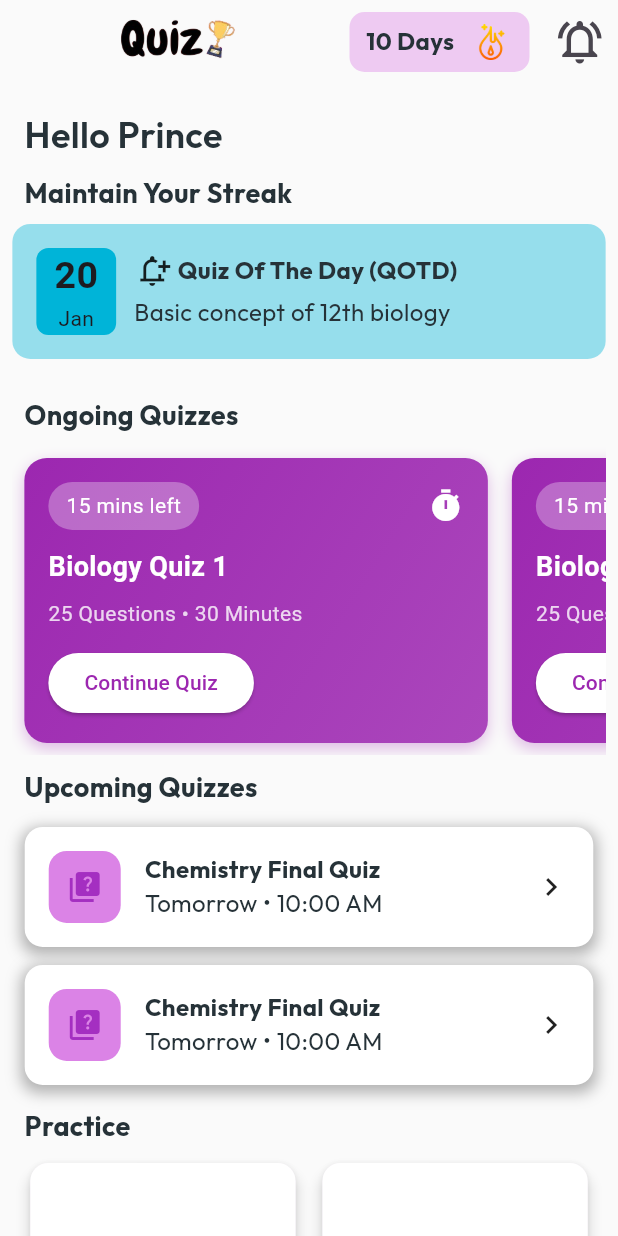
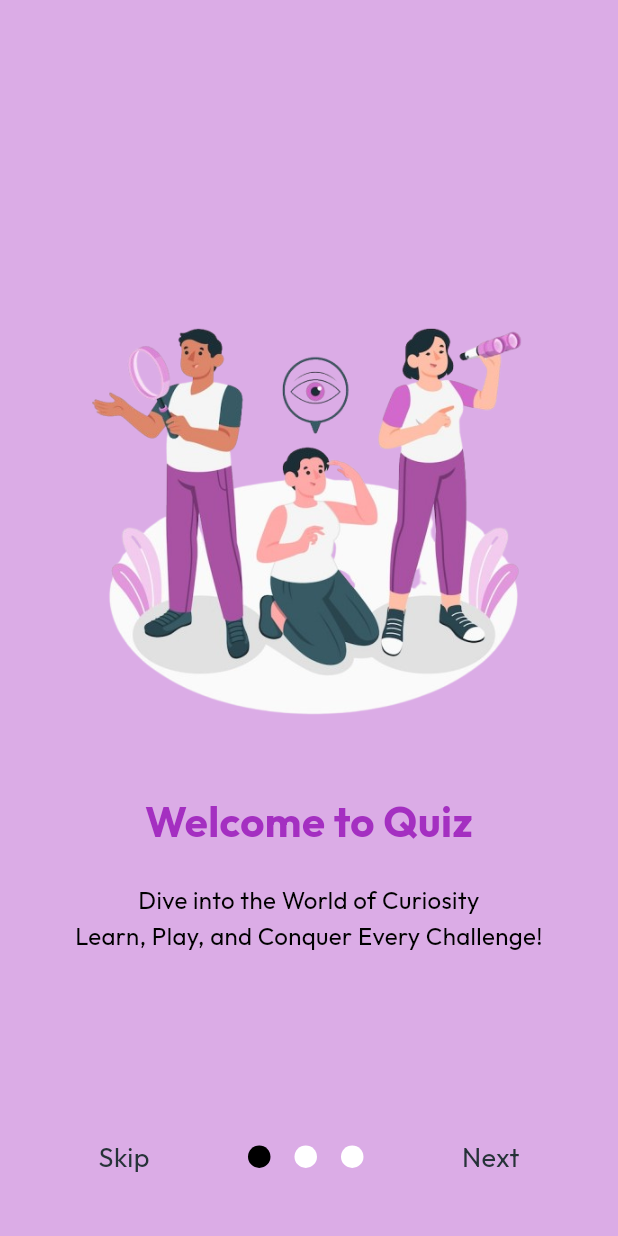
Before and after one commit to princebhagat08/Quiz-App, a Flutter app: the screen it shows after launch, on a phone screen of 412 x 824 dp. Run offline on Flutter 3.47's test engine with Material 3 defaults, Android fonts, the phone set to English and light mode, and no system bars; drawn by our look-alikes of smooth_page_indicator; our stand-ins replace flutter_html, fluttertoast, get, google_fonts, lottie, shared_preferences.

Commit message:
onboarding screen

```diff
--- a/lib/const/app_images.dart
+++ b/lib/const/app_images.dart
@@ -3,5 +3,9 @@ const badge = 'assets/badge.jpg';
 const streak = 'assets/streak.png';
 const confetti = 'assets/animation/confetti.json';
 const logo = 'assets/quizLogo.png';
+const whiteLogo = 'assets/whiteLogo.png';
+const onBoardingImg1 = 'assets/onboardingImg1.png';
+const onBoardingImg2 = 'assets/onboardingImg2.png';
+const onBoardingImg3 = 'assets/onboardingImg3.png';
 
 const demoProfileImgUrl = "https://img.freepik.com/free-vector/man-shows-gesture-great-idea_10045-637.jpg";
--- a/lib/controller/quiz_controller.dart
+++ b/lib/controller/quiz_controller.dart
@@ -57,7 +57,7 @@ class QuizController extends GetxController {
       timerController.initializeTimer(quizData.value!.duration! * 60 ?? 60);
       isLoading.value = false;
     } catch (e) {
-      showErrorDialog('$e', [
+      showCustomDialog('Error','$e', Colors.redAccent, [
         TextButton(
             onPressed: () {
               Get.off(() => HomeScreen());
--- a/lib/main.dart
+++ b/lib/main.dart
@@ -1,12 +1,21 @@
 import 'package:flutter/material.dart';
+import 'package:flutter/services.dart';
 import 'package:get/get.dart';
 import 'package:quizapp_testline/screens/home_screen.dart';
 import 'package:quizapp_testline/screens/leaderboard.dart';
+import 'package:quizapp_testline/screens/onBording_screen/onBording_screen.dart';
 import 'package:quizapp_testline/screens/quiz_screen.dart';
+import 'package:quizapp_testline/screens/splashscreen.dart';
 import 'package:quizapp_testline/screens/summary_screen.dart';
 
+import 'const/app_color.dart';
+
 void main() {
-  runApp(const MyApp());
+  WidgetsFlutterBinding.ensureInitialized();
+  SystemChrome.setPreferredOrientations([
+    DeviceOrientation.portraitUp,
+  ]).then((_)=> runApp(const MyApp()));
+
 }
 
 class MyApp extends StatelessWidget {
@@ -20,8 +29,9 @@ class MyApp extends StatelessWidget {
       theme: ThemeData(
         colorScheme: ColorScheme.fromSeed(seedColor: Colors.deepPurple),
         useMaterial3: true,
+        scaffoldBackgroundColor: AppColor.whiteColor,
       ),
-      home: HomeScreen(),
+      home: Splashscreen(),
     );
   }
 }
--- /dev/null
+++ b/lib/screens/onBording_screen/into_page1.dart
@@ -0,0 +1,57 @@
+
+import 'package:flutter/material.dart';
+import 'package:quizapp_testline/const/app_images.dart';
+
+import '../../const/app_color.dart';
+import '../../const/txt_style.dart';
+
+
+class IntoPage1 extends StatelessWidget {
+  const IntoPage1({super.key});
+
+  @override
+  Widget build(BuildContext context) {
+    return Container(
+      color: AppColor.primaryColor.withOpacity(0.4),
+      child: Column(
+        mainAxisAlignment: MainAxisAlignment.center,
+        children: [
+          Image.asset(
+            onBoardingImg1, // Add this image to your assets
+            height: 300,
+            fit: BoxFit.contain,
+          ),
+          const SizedBox(height: 40),
+
+          // Title
+           Text(
+            'Welcome to Quiz',
+            style: TextStyle(
+              fontSize: 28,
+              fontFamily: fontFamily,
+              fontWeight: FontWeight.bold,
+              color: AppColor.primaryColor,
+            ),
+            textAlign: TextAlign.center,
+          ),
+          const SizedBox(height: 20),
+
+          // Description
+          Padding(
+            padding: const EdgeInsets.symmetric(horizontal: 40),
+            child: Text(
+              'Dive into the World of Curiosity\nLearn, Play, and Conquer Every Challenge!',
+              textAlign: TextAlign.center,
+              style: TextStyle(
+                fontSize: 16,
+                fontFamily: fontFamily,
+                color: Colors.black,
+                height: 1.5,
+              ),
+            ),
+          ),
+        ],
+      ),
+    );
+  }
+}
--- /dev/null
+++ b/lib/screens/onBording_screen/onBording_screen.dart
@@ -0,0 +1,88 @@
+
+import 'package:flutter/material.dart';
+import 'package:get/get.dart';
+import 'package:get/get_core/src/get_main.dart';
+import 'package:quizapp_testline/screens/home_screen.dart';
+import 'package:shared_preferences/shared_preferences.dart';
+import 'package:smooth_page_indicator/smooth_page_indicator.dart';
+import '../../const/app_color.dart';
+import '../../const/txt_style.dart';
+import 'into_page1.dart';
+import 'intro_page2.dart';
+import 'intro_page3.dart';
+
+class OnbordingScreen extends StatefulWidget {
+  const OnbordingScreen({super.key});
+
+  @override
+  State<OnbordingScreen> createState() => _OnbordingScreenState();
+}
+
+class _OnbordingScreenState extends State<OnbordingScreen> {
+  PageController _controller = PageController();
+
+  bool lastPage = false;
+
+  @override
+  Widget build(BuildContext context) {
+    return Scaffold(
+      body: Stack(
+        children: [
+          PageView(
+            controller: _controller,
+            onPageChanged: (value){
+              setState(() {
+                lastPage = (value == 2);
+              });
+
+            },
+            children: [
+              IntoPage1(),
+              IntoPage2(),
+              IntoPage3(),
+            ],
+          ),
+          Container(
+              alignment: const Alignment(0, 0.9),
+              child: Row(
+                mainAxisAlignment: MainAxisAlignment.spaceEvenly,
+                children: [
+                  GestureDetector(
+                      onTap:(){
+                        _controller.jumpToPage(2);
+                      },
+                      child: Text("Skip", style: largeText,)),
+                  SmoothPageIndicator(
+                    controller: _controller,
+                    count: 3,
+                    effect: WormEffect(
+                      dotColor: AppColor.whiteColor,
+                      activeDotColor: Colors.black,
+                      dotHeight: 15,
+                      dotWidth: 15,
+                      spacing: 16,
+                    ),
+                  ),
+                   lastPage ?
+                   GestureDetector(
+                     onTap:() async{
+                       final prefs = await SharedPreferences.getInstance();
+                       prefs.setBool('showHome', true);
+                      Get.off(()=>HomeScreen());
+                     },
+                     child: Text("Get Started",style: largeText ,),
+                   ):
+                  GestureDetector(
+                      onTap:(){
+                        _controller.nextPage(duration: Duration(milliseconds: 500),
+                            curve: Curves.easeIn);
+                      },
+                      child: Text("Next",style: largeText ,),
+                  ),
+                ],
+              ))
+        ],
+      ),
+    );
+  }
+}
--- a/lib/screens/review_screen.dart
+++ b/lib/screens/review_screen.dart
@@ -53,7 +53,7 @@ class ReviewScreen extends StatelessWidget {
                           icon: Icon(Icons.arrow_back,
                               size: 30, color: AppColor.whiteColor),
                           onPressed: () {
-                            // Handle back action
+                            Get.back();
                           },
                         ),
                         IconButton(
@@ -147,7 +147,7 @@ class ReviewScreen extends StatelessWidget {
             top: mq.height * 0.45,
             left: 10,
             right: 10,
-            bottom: 80, // Keep space for bottom buttons
+            bottom: 80,
             child: SingleChildScrollView(
               child: Obx(() {
                 if (quizController.isLoading.value) {
--- a/lib/utils/custom_utils.dart
+++ b/lib/utils/custom_utils.dart
@@ -42,10 +42,10 @@ void showToast(String message) {
       fontSize: 16.0);
 }
 
-void showErrorDialog(String message, List<Widget> actions){
+void showCustomDialog(String title,String message,Color color, List<Widget> actions){
   Get.defaultDialog(
-      title: "Error",
-      titleStyle: TextStyle(color: Colors.redAccent),
+      title: title,
+      titleStyle: TextStyle(color: color),
       content: Text(message,style: mediumBoldText,),
       actions: actions,
   );
--- a/pubspec.yaml
+++ b/pubspec.yaml
@@ -41,6 +41,8 @@ dependencies:
   intl:
   flutter_html: ^3.0.0-beta.2
   lottie:
+  smooth_page_indicator:
+  shared_preferences:
 
 dev_dependencies:
   flutter_test:
```
Also changed, not shown: lib/screens/onBording_screen/intro_page2.dart (added, +57 -0 lines), lib/screens/onBording_screen/intro_page3.dart (added, +56 -0 lines), lib/screens/quiz_screen.dart (+46 -1 lines), lib/screens/splashscreen.dart (added, +94 -0 lines), assets/onboardingImg1.png (added), assets/onboardingImg2.png (added), assets/onboardingImg3.png (added), assets/whiteLogo.png (added), pubspec.lock, 1 other file.
